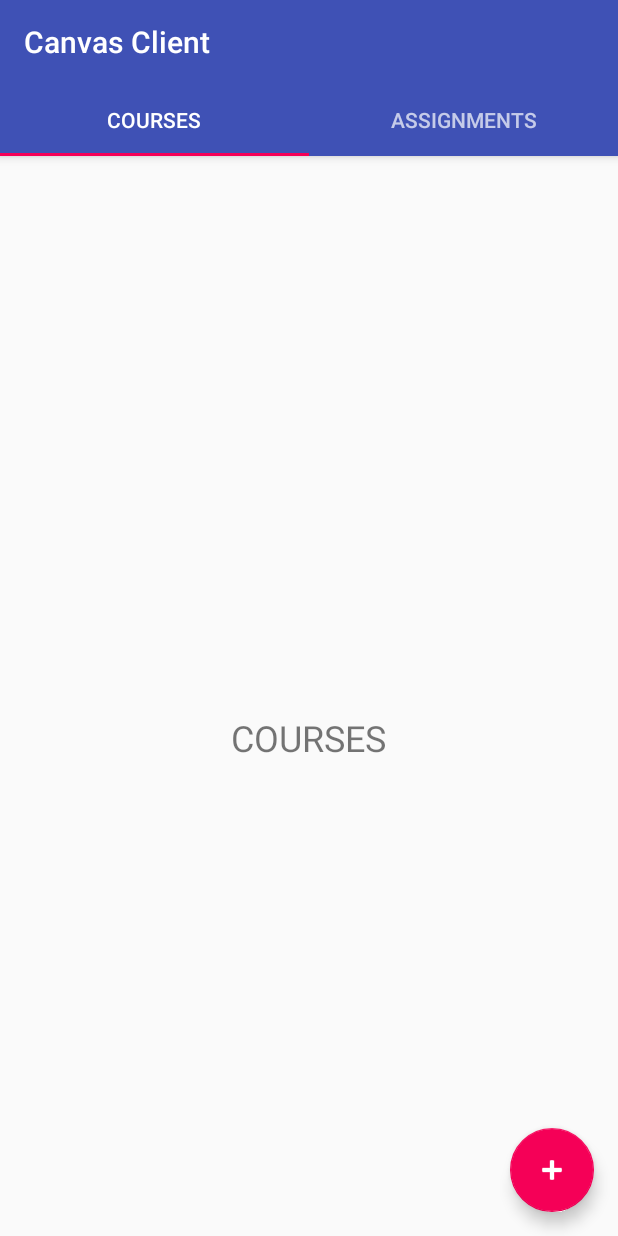
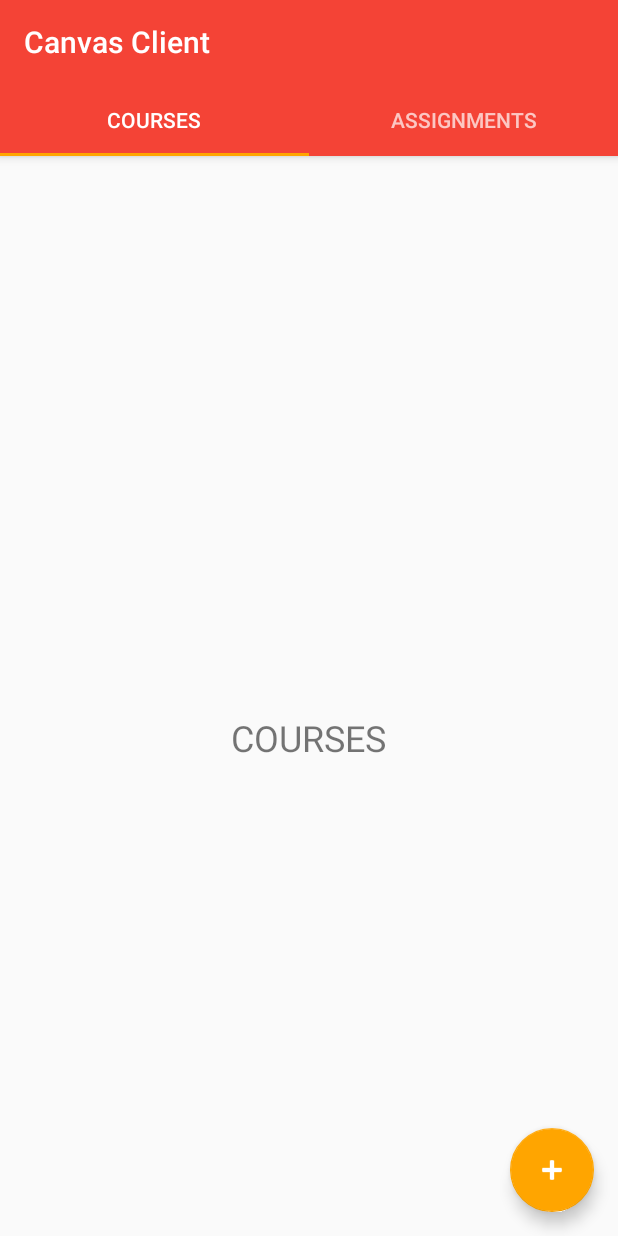
Before and after one commit to FMurry/CS151, an Android app: the HomeActivity screen opened directly, with no data from a screen before it, on a phone screen of 412 x 824 dp. Run offline under Robolectric (Android 15) with nearby library versions, the phone set to English and light mode, and no system bars.

Commit message:
Change color Assignment.java Adding date

```diff
--- a/app/src/main/res/values/colors.xml
+++ b/app/src/main/res/values/colors.xml
@@ -1,6 +1,6 @@
 <?xml version="1.0" encoding="utf-8"?>
 <resources>
-    <color name="colorPrimary">#3F51B5</color>
-    <color name="colorPrimaryDark">#303F9F</color>
-    <color name="colorAccent">#F50057</color>
+    <color name="colorPrimary">#F44336</color>
+    <color name="colorPrimaryDark">#D32F2F</color>
+    <color name="colorAccent">#FFA500</color>
 </resources>
```
Also changed, not shown: app/src/main/java/com/sixamigos/sjsucanvasapp/assignments/Assignment.java (+10 -0 lines).
